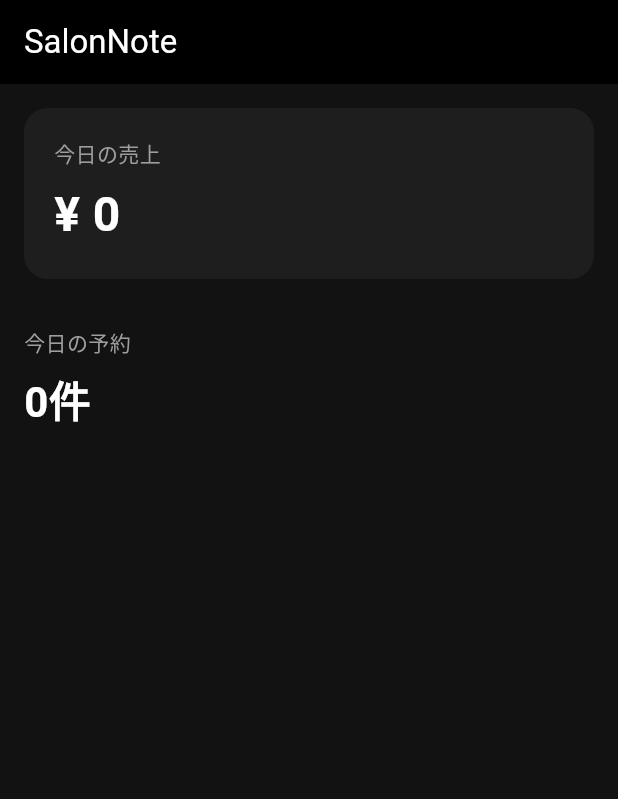
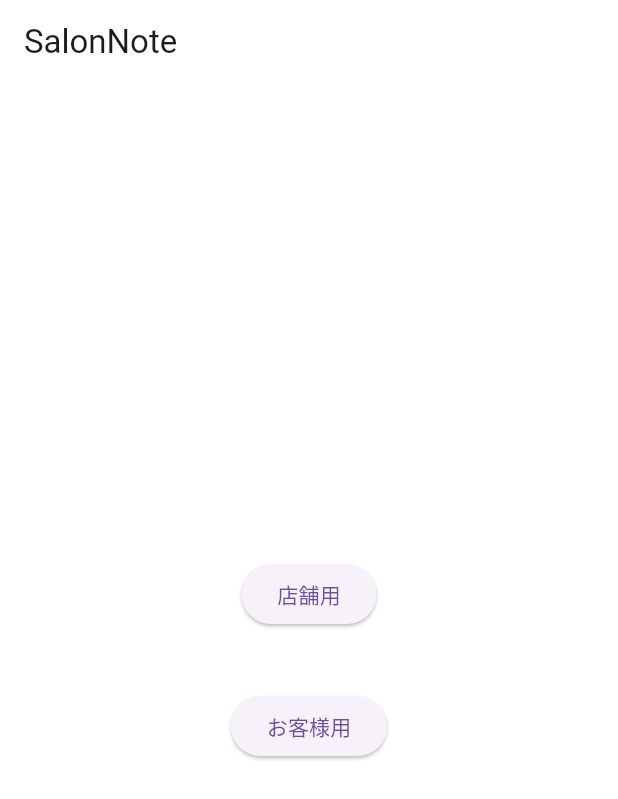
Before and after one commit to takuya42/salon_note, a Flutter app: the screen it shows after launch, on a phone screen of 412 x 824 dp. Shown: the top 799 px of the screen. Run offline on Flutter 3.47's test engine with Material 3 defaults, Android fonts, the phone set to English and light mode, and no system bars; our stand-ins replace syncfusion_flutter_calendar.

Commit message:
予約機能のロジックをcontrollerとmodelに分離

```diff
--- a/lib/home/home_page.dart
+++ /dev/null
@@ -1,70 +0,0 @@
-import 'package:flutter/material.dart';
-
-class HomePage extends StatelessWidget {
-  const HomePage({Key? key}) : super(key: key);
-
-  @override
-  Widget build(BuildContext context) {
-    return Scaffold(
-      backgroundColor: const Color(0xFF121212),
-      appBar: AppBar(
-        title: const Text(
-            "SalonNote",
-          style: TextStyle(color: Colors.white),
-        ),
-
-        backgroundColor: Colors.black,
-      ),
-      body: Padding(
-        padding: const EdgeInsets.all(16),
-        child: Column(
-          crossAxisAlignment: CrossAxisAlignment.start,
-          children: [
-            Container(
-              width: double.infinity,
-              padding: const EdgeInsets.all(20),
-              decoration: BoxDecoration(
-                color: const Color(0xFF1E1E1E),
-                borderRadius: BorderRadius.circular(16),
-              ),
-              child: const Column(
-                crossAxisAlignment: CrossAxisAlignment.start,
-                children: [
-                  Text(
-                    "今日の売上",
-                    style: TextStyle(color: Colors.grey),
-                  ),
-                  SizedBox(height: 8),
-                  Text(
-                    "¥ 0",
-                    style: TextStyle(
-                      fontSize: 32,
-                      fontWeight: FontWeight.bold,
-                      color: Colors.white,
-                    ),
-                  ),
-                ],
-              ),
-            ),
-
-            const SizedBox(height: 32),
-
-            const Text(
-              "今日の予約",
-              style: TextStyle(color: Colors.grey),
-            ),
-            const SizedBox(height: 8),
-            const Text(
-              "0件",
-              style: TextStyle(
-                fontSize: 28,
-                fontWeight: FontWeight.bold,
-                color: Colors.white,
-              ),
-            ),
-          ],
-        ),
-      ),
-    );
-  }
-}
--- a/lib/main.dart
+++ b/lib/main.dart
@@ -1,5 +1,6 @@
 import 'package:flutter/material.dart';
-import 'home/home_page.dart';
+import 'package:flutter_localizations/flutter_localizations.dart';
+import 'role_select/role_select_page.dart';
 
 void main() {
   runApp(const SalonNoteApp());
@@ -10,9 +11,25 @@ class SalonNoteApp extends StatelessWidget {
 
   @override
   Widget build(BuildContext context) {
-    return const MaterialApp(
+    return MaterialApp(
       debugShowCheckedModeBanner: false,
-      home: HomePage(),
+      title: 'SalonNote',
+
+      theme: ThemeData.light(),
+
+      locale: const Locale('ja'),
+
+      supportedLocales: const [
+        Locale('ja'),
+      ],
+
+      localizationsDelegates: const [
+        GlobalMaterialLocalizations.delegate,
+        GlobalWidgetsLocalizations.delegate,
+        GlobalCupertinoLocalizations.delegate,
+      ],
+
+      home: const RoleSelectPage(),
     );
   }
 }
--- /dev/null
+++ b/lib/role_select/role_select_page.dart
@@ -0,0 +1,62 @@
+import 'package:flutter/material.dart';
+
+import '../store/reservation_page.dart';
+import '../customer/booking_page.dart';
+
+class RoleSelectPage extends StatelessWidget {
+  const RoleSelectPage({super.key});
+
+  @override
+  Widget build(BuildContext context) {
+
+    return Scaffold(
+      backgroundColor: Colors.white,
+
+      appBar: AppBar(
+        title: const Text("SalonNote"),
+        backgroundColor: Colors.white,
+      ),
+
+      body: Center(
+        child: Column(
+          mainAxisAlignment: MainAxisAlignment.center,
+          children: [
+
+            /// 店舗用
+            ElevatedButton(
+              onPressed: () {
+
+                Navigator.push(
+                  context,
+                  MaterialPageRoute(
+                    builder: (_) => ReservationPage(),
+                  ),
+                );
+
+              },
+              child: const Text("店舗用"),
+            ),
+
+            const SizedBox(height: 40),
+
+            /// お客様用
+            ElevatedButton(
+              onPressed: () {
+
+                Navigator.push(
+                  context,
+                  MaterialPageRoute(
+                    builder: (_) => BookingPage(),
+                  ),
+                );
+
+              },
+              child: const Text("お客様用"),
+            ),
+
+          ],
+        ),
+      ),
+    );
+  }
+}
```
Also changed, not shown: lib/customer/booking_page.dart (added, +113 -0 lines), lib/store/reservation_controller.dart (added, +54 -0 lines), lib/store/reservation_model.dart (added, +7 -0 lines), lib/store/reservation_page.dart (added, +44 -0 lines), lib/store/reservation_tab.dart (added, +140 -0 lines), lib/store/tabs/customer_tab.dart (added, +16 -0 lines), lib/store/tabs/sales_tab.dart (added, +33 -0 lines), pubspec.yaml (+5 -67 lines), lib/customer/customer_home_page.dart (added), pubspec.lock.
